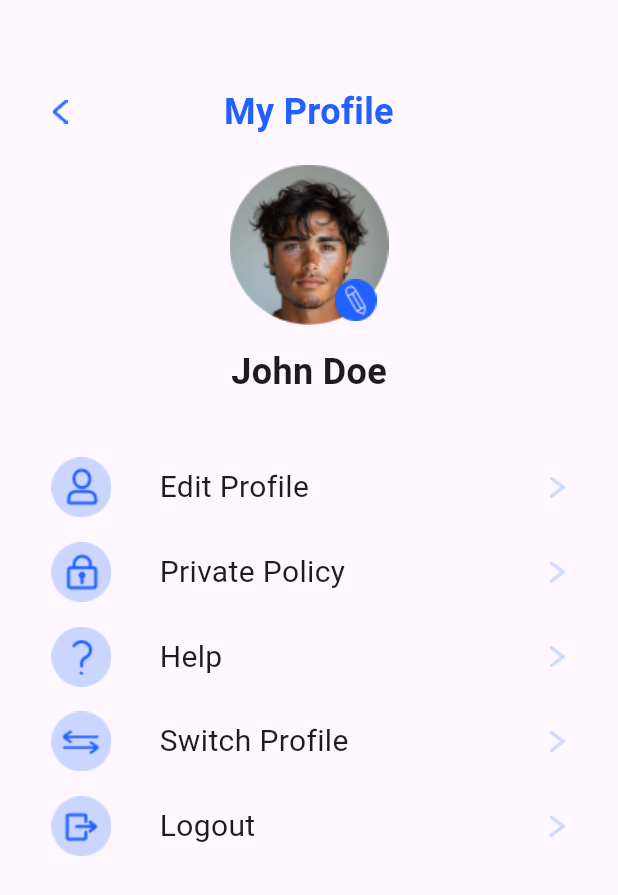
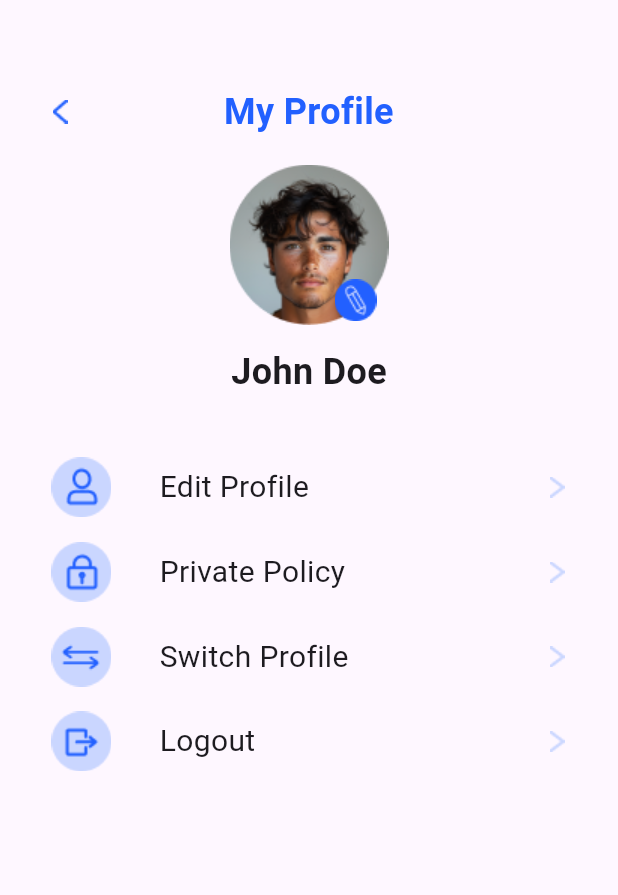
Before and after one commit to SWE-Project-NhapVien/Medical-Booking-System, a Flutter app: the screen it shows after launch, on a phone screen of 412 x 824 dp. Shown: the top 895 px of the screen. Run offline on Flutter 3.47's test engine with Material 3 defaults, Android fonts, the phone set to English and light mode, and no system bars; our stand-ins replace another_flutter_splash_screen, bloc, equatable, flutter_bloc, flutter_dotenv, google_fonts and 2 more; accounts and stored records are empty; Roboto replaces fonts that are missing (League Spartan).

Commit message:
Remove help

```diff
--- a/booking_doctor_project/lib/medical_booking_app.dart
+++ b/booking_doctor_project/lib/medical_booking_app.dart
@@ -1,5 +1,5 @@
+import 'package:booking_doctor_project/screen/ProfileScreen/profile_screen_main.dart';
 import 'package:booking_doctor_project/screen/patient/SplashScreen/splash_screen.dart';
-import 'package:booking_doctor_project/screen/ProfileScreen/profile_screen_main.dart';
 import 'package:flutter/material.dart';
 
 final GlobalKey<NavigatorState> navigatorKey = GlobalKey<NavigatorState>();
--- a/booking_doctor_project/lib/screen/ProfileScreen/profile_screen_main.dart
+++ b/booking_doctor_project/lib/screen/ProfileScreen/profile_screen_main.dart
@@ -111,13 +111,6 @@ class _ProfileScreenState extends State<ProfileScreen> {
               GestureDetector(
                 onTap: () => policyLayoutEvent(context),
                 child: _policyLayout(size)
-              ),
-
-              SizedBox(height: size.height * 0.02,),
-
-              GestureDetector(
-                onTap: () => helpLayoutEvent(),
-                child: _helpLayout()
               ),
 
               SizedBox(height: size.height * 0.02,),
```
